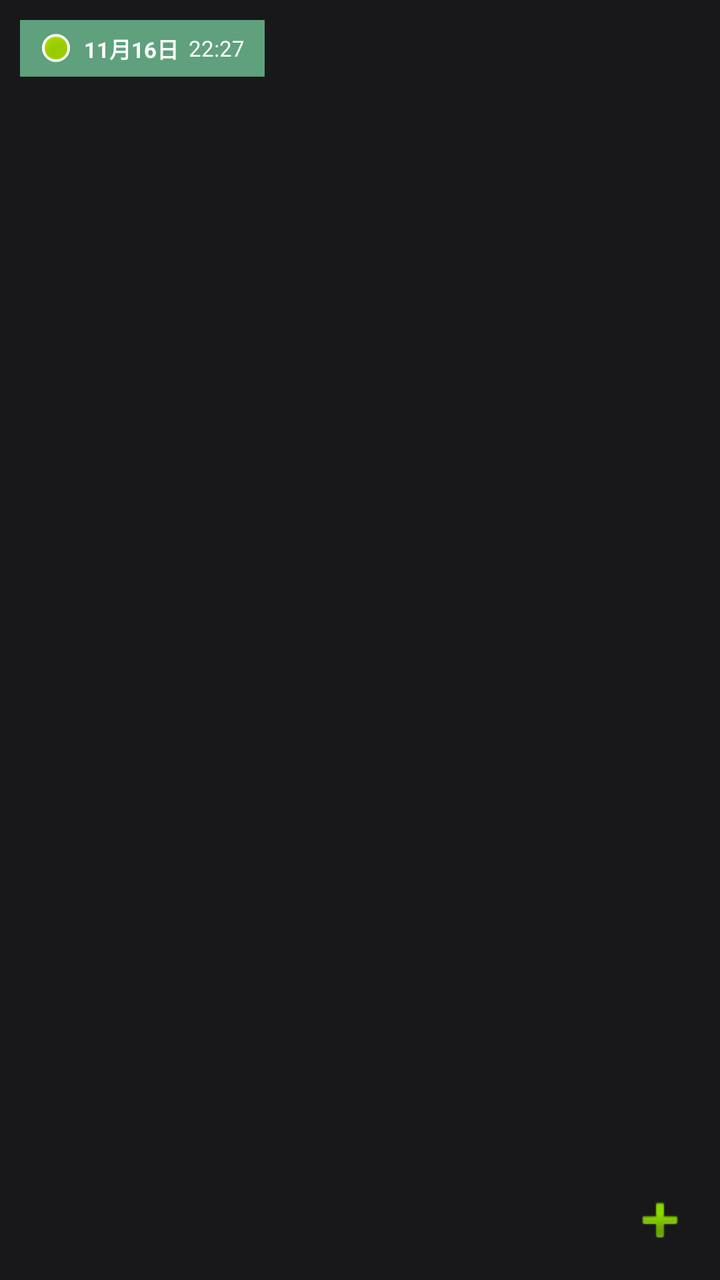
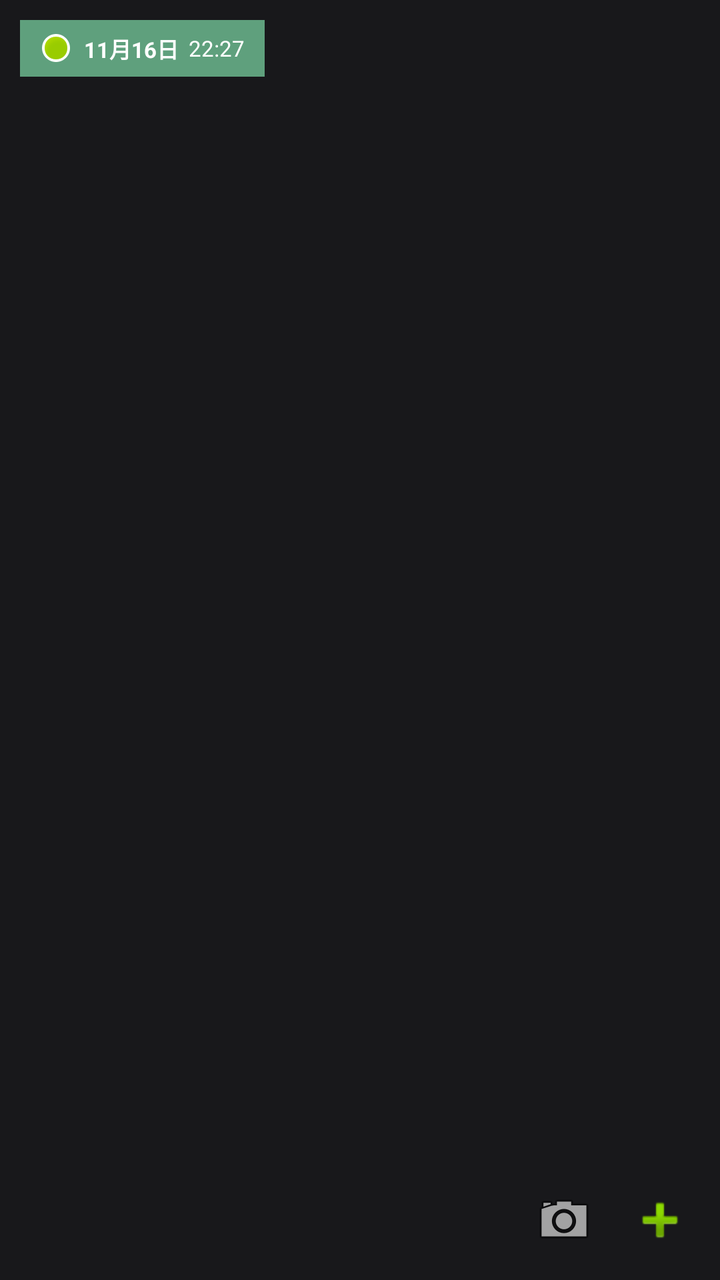

Compare the two renders of this Android layout. The source of the first and the diff that turns it into the second are given below.
<!-- AndroidManifest.xml: application theme android:Theme.DeviceDefault.NoActionBar -->
<!-- res/layout/widget_photo_mood.xml -->
<?xml version="1.0" encoding="utf-8"?>
<FrameLayout xmlns:android="http://schemas.android.com/apk/res/android"
    android:id="@+id/widget_photo_root"
    android:layout_width="match_parent"
    android:layout_height="match_parent"
    android:background="#18181B"
    android:clipToOutline="true">

    <ImageView
        android:id="@+id/widget_photo_img"
        android:layout_width="match_parent"
        android:layout_height="match_parent"
        android:contentDescription="Latest mood photo"
        android:scaleType="centerCrop" />

    <LinearLayout
        android:id="@+id/widget_mood_badge"
        android:layout_width="wrap_content"
        android:layout_height="wrap_content"
        android:layout_gravity="top|start"
        android:layout_margin="10dp"
        android:background="#E668B088"
        android:gravity="center_vertical"
        android:orientation="horizontal"
        android:paddingBottom="6dp"
        android:paddingLeft="10dp"
        android:paddingRight="10dp"
        android:paddingTop="6dp">

        <ImageView
            android:id="@+id/widget_badge_icon"
            android:layout_width="16dp"
            android:layout_height="16dp"
            android:layout_marginEnd="6dp"
            android:layout_marginRight="6dp"
            android:contentDescription="Mood icon"
            android:scaleType="fitCenter"
            android:src="@android:drawable/presence_online" />

        <TextView
            android:id="@+id/widget_badge_date"
            android:layout_width="wrap_content"
            android:layout_height="wrap_content"
            android:layout_marginEnd="5dp"
            android:layout_marginRight="5dp"
            android:maxLines="1"
            android:text="11月16日"
            android:textColor="#FFFFFF"
            android:textSize="11sp"
            android:textStyle="bold" />

        <TextView
            android:id="@+id/widget_badge_time"
            android:layout_width="wrap_content"
            android:layout_height="wrap_content"
            android:maxLines="1"
            android:text="22:27"
            android:textColor="#FFFFFF"
            android:textSize="11sp" />

    </LinearLayout>

    <ImageButton
        android:id="@+id/widget_btn_add_entry"
        android:layout_width="40dp"
        android:layout_height="40dp"
        android:layout_gravity="bottom|end"
        android:layout_margin="10dp"
        android:background="@android:color/transparent"
        android:contentDescription="Add mood entry"
        android:scaleType="centerInside"
        android:src="@android:drawable/ic_input_add" />

</FrameLayout>
<!-- resources referenced by this layout -->
<resources>

</resources>

<!-- the commit's change to res/layout/widget_photo_mood.xml (unified diff, before → after) -->
@@ -60,15 +60,34 @@
 
     </LinearLayout>
 
-    <ImageButton
-        android:id="@+id/widget_btn_add_entry"
-        android:layout_width="40dp"
-        android:layout_height="40dp"
+    <LinearLayout
+        android:layout_width="wrap_content"
+        android:layout_height="wrap_content"
         android:layout_gravity="bottom|end"
         android:layout_margin="10dp"
-        android:background="@android:color/transparent"
-        android:contentDescription="Add mood entry"
-        android:scaleType="centerInside"
-        android:src="@android:drawable/ic_input_add" />
+        android:gravity="center_vertical"
+        android:orientation="horizontal">
+
+        <ImageButton
+            android:id="@+id/widget_btn_camera_entry"
+            android:layout_width="40dp"
+            android:layout_height="40dp"
+            android:layout_marginEnd="8dp"
+            android:layout_marginRight="8dp"
+            android:background="@android:color/transparent"
+            android:contentDescription="Camera mood entry"
+            android:scaleType="centerInside"
+            android:src="@android:drawable/ic_menu_camera" />
+
+        <ImageButton
+            android:id="@+id/widget_btn_add_entry"
+            android:layout_width="40dp"
+            android:layout_height="40dp"
+            android:background="@android:color/transparent"
+            android:contentDescription="Add mood entry"
+            android:scaleType="centerInside"
+            android:src="@android:drawable/ic_input_add" />
+
+    </LinearLayout>
 
 </FrameLayout>
